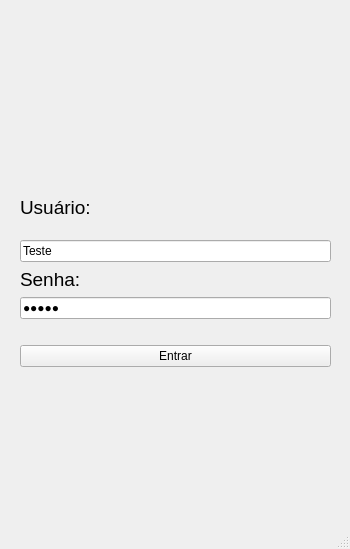
This is login.ui in Buloque/To-Do as Qt 5 draws it before an edit. The edited form follows.
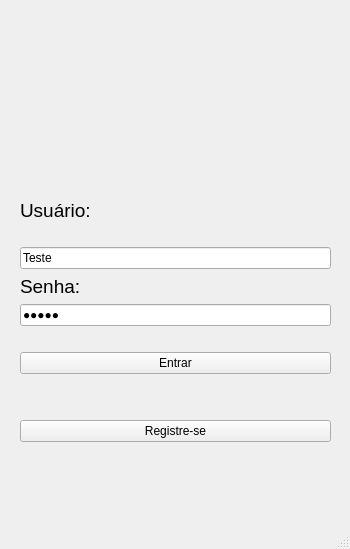
This is the edited form. Icons and pictures are not drawn.

The edit to the form file:
```diff
--- a/login.ui
+++ b/login.ui
@@ -55,7 +55,7 @@
       <x>20</x>
       <y>180</y>
       <width>311</width>
-      <height>187</height>
+      <height>262</height>
      </rect>
     </property>
     <layout class="QVBoxLayout" name="verticalLayout_3">
@@ -129,8 +129,41 @@
          </property>
         </widget>
        </item>
+       <item>
+        <spacer name="horizontalSpacer_2">
+         <property name="orientation">
+          <enum>Qt::Orientation::Horizontal</enum>
+         </property>
+         <property name="sizeHint" stdset="0">
+          <size>
+           <width>40</width>
+           <height>20</height>
+          </size>
+         </property>
+        </spacer>
+       </item>
+       <item>
+        <spacer name="horizontalSpacer_3">
+         <property name="orientation">
+          <enum>Qt::Orientation::Horizontal</enum>
+         </property>
+         <property name="sizeHint" stdset="0">
+          <size>
+           <width>40</width>
+           <height>20</height>
+          </size>
+         </property>
+        </spacer>
+       </item>
       </layout>
      </item>
+     <item>
+      <widget class="QPushButton" name="pushButton">
+       <property name="text">
+        <string>Registre-se</string>
+       </property>
+      </widget>
+     </item>
     </layout>
    </widget>
   </widget>
```
